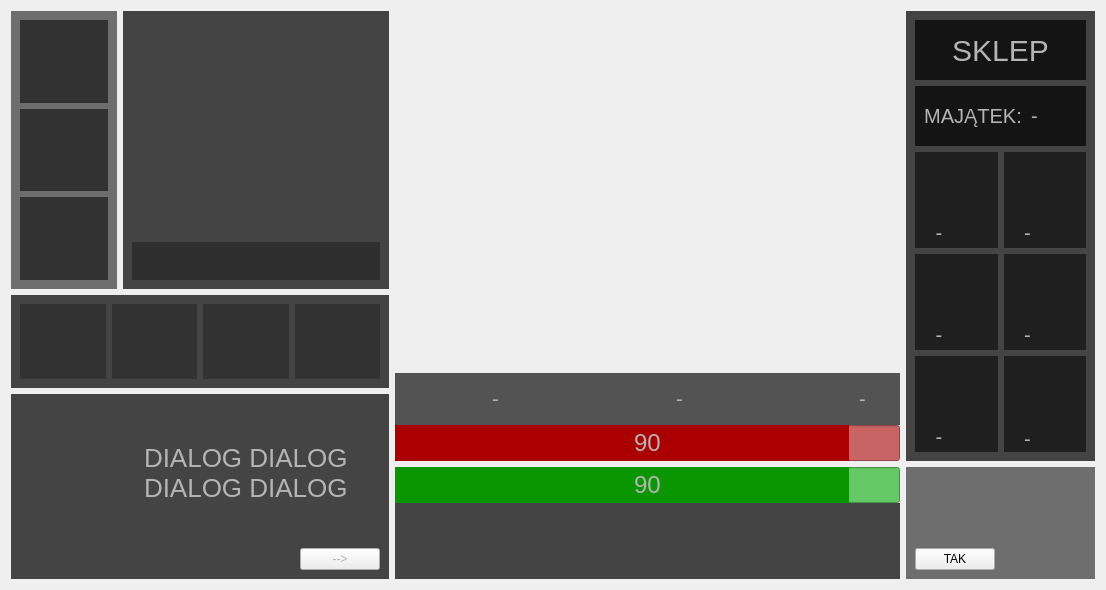
Before: the Qt Designer form gamescreen.ui in AdrianSuliga/BadTravelling, drawn with Qt 5.
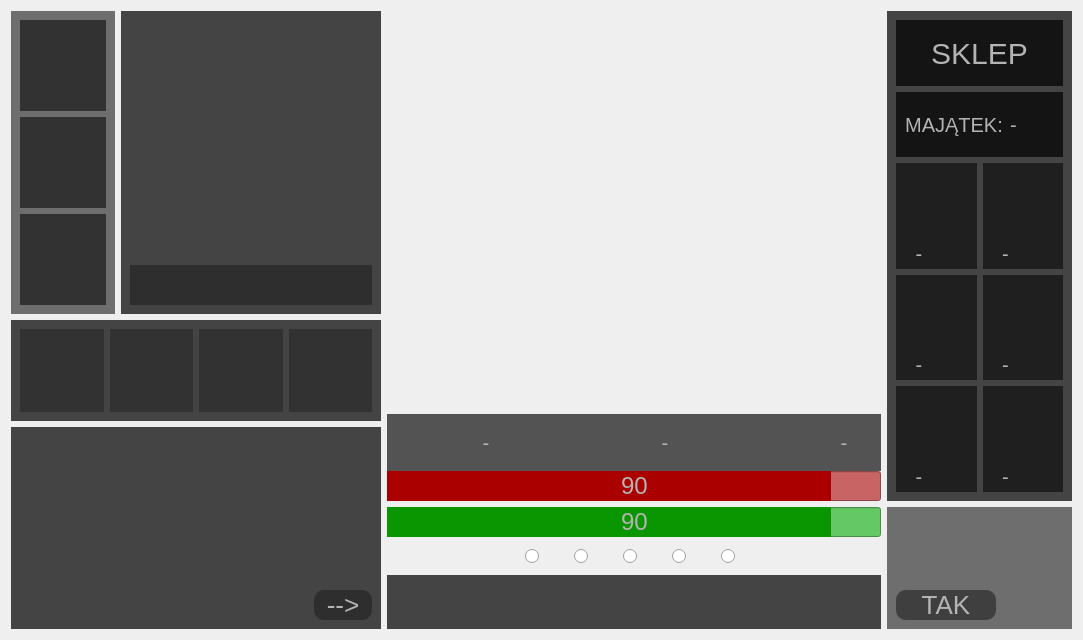
After: the same form once the commit is applied. Icons and pictures are not drawn. Custom widgets are drawn as their Qt base class.

What changed in the file:
```diff
--- a/gamescreen.ui
+++ b/gamescreen.ui
@@ -6,8 +6,8 @@
    <rect>
     <x>0</x>
     <y>0</y>
-    <width>1106</width>
-    <height>590</height>
+    <width>1083</width>
+    <height>640</height>
    </rect>
   </property>
   <property name="windowTitle">
@@ -311,7 +311,7 @@
 }</string>
             </property>
             <property name="text">
-             <string>DIALOG DIALOG DIALOG DIALOG</string>
+             <string/>
             </property>
             <property name="wordWrap">
              <bool>true</bool>
@@ -319,7 +319,7 @@
            </widget>
           </item>
           <item>
-           <layout class="QHBoxLayout" name="continueButtonLayout">
+           <layout class="QHBoxLayout" name="continueButtonLayout" stretch="3,1">
             <item>
              <spacer name="horizontalSpacer">
               <property name="orientation">
@@ -335,9 +335,24 @@
             </item>
             <item>
              <widget class="QPushButton" name="continueButton">
+              <property name="maximumSize">
+               <size>
+                <width>120</width>
+                <height>16777215</height>
+               </size>
+              </property>
               <property name="styleSheet">
                <string notr="true">#continueButton {
+border-style: solid;
+font-size: 26px;
+background-color: rgba(30,30,30,150);
 color: rgb(180,180,180);
+border-radius: 10px;
+}
+#continueButton:hover {
+background-color: rgba(20,20,20,255);
+border-color: rgb(180,180,180);
+border-width: 2px;
 }</string>
               </property>
               <property name="text">
@@ -361,7 +376,7 @@
        <property name="styleSheet">
         <string notr="true"/>
        </property>
-       <layout class="QVBoxLayout" name="verticalLayout_3" stretch="7,1,1">
+       <layout class="QVBoxLayout" name="verticalLayout_3" stretch="14,2,1">
         <property name="spacing">
          <number>0</number>
         </property>
@@ -501,6 +516,12 @@
         </item>
         <item>
          <widget class="QProgressBar" name="enemyHealthBar">
+          <property name="sizePolicy">
+           <sizepolicy hsizetype="Expanding" vsizetype="Preferred">
+            <horstretch>0</horstretch>
+            <verstretch>0</verstretch>
+           </sizepolicy>
+          </property>
           <property name="styleSheet">
            <string notr="true">#enemyHealthBar {
 color: rgb(180,180,180);
@@ -524,12 +545,18 @@
       </widget>
      </item>
      <item>
-      <layout class="QVBoxLayout" name="verticalLayout_13" stretch="1,1">
+      <layout class="QVBoxLayout" name="verticalLayout_13" stretch="1,1,3">
        <property name="spacing">
         <number>0</number>
        </property>
        <item>
         <widget class="QProgressBar" name="heroHealthBar">
+         <property name="sizePolicy">
+          <sizepolicy hsizetype="Expanding" vsizetype="Preferred">
+           <horstretch>0</horstretch>
+           <verstretch>0</verstretch>
+          </sizepolicy>
+         </property>
          <property name="styleSheet">
           <string notr="true">#heroHealthBar {
 color: rgb(180,180,180);
@@ -549,6 +576,161 @@
          </property>
         </widget>
        </item>
+       <item>
+        <widget class="QWidget" name="actionPointsWidget" native="true">
+         <layout class="QHBoxLayout" name="horizontalLayout_17" stretch="6,1,1,1,1,1,1,1,1,1,6">
+          <item>
+           <spacer name="horizontalSpacer_11">
+            <property name="orientation">
+             <enum>Qt::Horizontal</enum>
+            </property>
+            <property name="sizeHint" stdset="0">
+             <size>
+              <width>110</width>
+              <height>20</height>
+             </size>
+            </property>
+           </spacer>
+          </item>
+          <item>
+           <widget class="QRadioButton" name="firstActionPointButton">
+            <property name="sizePolicy">
+             <sizepolicy hsizetype="Preferred" vsizetype="Preferred">
+              <horstretch>0</horstretch>
+              <verstretch>0</verstretch>
+             </sizepolicy>
+            </property>
+            <property name="text">
+             <string/>
+            </property>
+           </widget>
+          </item>
+          <item>
+           <spacer name="horizontalSpacer_15">
+            <property name="orientation">
+             <enum>Qt::Horizontal</enum>
+            </property>
+            <property name="sizeHint" stdset="0">
+             <size>
+              <width>40</width>
+              <height>20</height>
+             </size>
+            </property>
+           </spacer>
+          </item>
+          <item>
+           <widget class="QRadioButton" name="secondActionPointButton">
+            <property name="sizePolicy">
+             <sizepolicy hsizetype="Preferred" vsizetype="Preferred">
+              <horstretch>0</horstretch>
+              <verstretch>0</verstretch>
+             </sizepolicy>
+            </property>
+            <property name="text">
+             <string/>
+            </property>
+           </widget>
+          </item>
+          <item>
+           <spacer name="horizontalSpacer_13">
+            <property name="orientation">
+             <enum>Qt::Horizontal</enum>
+            </property>
+            <property name="sizeHint" stdset="0">
+             <size>
+              <width>16</width>
+              <height>20</height>
+             </size>
+            </property>
+           </spacer>
+          </item>
+          <item>
+           <widget class="QRadioButton" name="thirdActionPointButton">
+            <property name="sizePolicy">
+             <sizepolicy hsizetype="Preferred" vsizetype="Preferred">
+              <horstretch>0</horstretch>
+              <verstretch>0</verstretch>
+             </sizepolicy>
+            </property>
+            <property name="text">
+             <string/>
+            </property>
+           </widget>
+          </item>
+          <item>
+           <spacer name="horizontalSpacer_16">
+            <property name="orientation">
+             <enum>Qt::Horizontal</enum>
+            </property>
+            <property name="sizeHint" stdset="0">
+             <size>
+              <width>40</width>
+              <height>20</height>
+             </size>
+            </property>
+           </spacer>
+          </item>
+          <item>
+           <widget class="QRadioButton" name="fourthActionPointButton">
+            <property name="sizePolicy">
+             <sizepolicy hsizetype="Preferred" vsizetype="Preferred">
+              <horstretch>0</horstretch>
+              <verstretch>0</verstretch>
+             </sizepolicy>
+            </property>
+            <property name="text">
+             <string/>
+            </property>
+           </widget>
+          </item>
+          <item>
+           <spacer name="horizontalSpacer_14">
+            <property name="orientation">
+             <enum>Qt::Horizontal</enum>
+            </property>
+            <property name="sizeHint" stdset="0">
+             <size>
+              <width>16</width>
+              <height>20</height>
+             </size>
+            </property>
+           </spacer>
+          </item>
+          <item>
+           <widget class="QRadioButton" name="fifthActionPointButton">
+            <property name="sizePolicy">
+             <sizepolicy hsizetype="Preferred" vsizetype="Preferred">
+              <horstretch>0</horstretch>
+              <verstretch>0</verstretch>
+             </sizepolicy>
+            </property>
+            <property name="text">
+             <string/>
+            </property>
+            <property name="checkable">
+             <bool>true</bool>
+            </property>
+            <property name="checked">
+             <bool>false</bool>
+            </property>
+           </widget>
+          </item>
+          <item>
+           <spacer name="horizontalSpacer_12">
+            <property name="orientation">
+             <enum>Qt::Horizontal</enum>
+            </property>
+            <property name="sizeHint" stdset="0">
+             <size>
+              <width>110</width>
+              <height>20</height>
+             </size>
+            </property>
+           </spacer>
+          </item>
+         </layout>
+        </widget>
+       </item>
        <item>
         <widget class="QWidget" name="actionsWidget" native="true">
          <property name="styleSheet">
@@ -1204,9 +1386,29 @@
          </widget>
         </item>
         <item>
-         <layout class="QHBoxLayout" name="horizontalLayout_14">
+         <layout class="QHBoxLayout" name="horizontalLayout_14" stretch="1,3">
           <item>
            <widget class="QPushButton" name="confirmButton">
+            <property name="minimumSize">
+             <size>
+              <width>100</width>
+              <height>0</height>
+             </size>
+            </property>
+            <property name="styleSheet">
+             <string notr="true">#confirmButton {
+border-style: solid;
+font-size: 26px;
+background-color: rgba(30,30,30,150);
+color: rgb(180,180,180);
+border-radius: 10px;
+}
+#confirmButton:hover {
+background-color: rgba(20,20,20,255);
+border-color: rgb(180,180,180);
+border-width: 2px;
+}</string>
+            </property>
             <property name="text">
              <string>TAK</string>
             </property>
```
